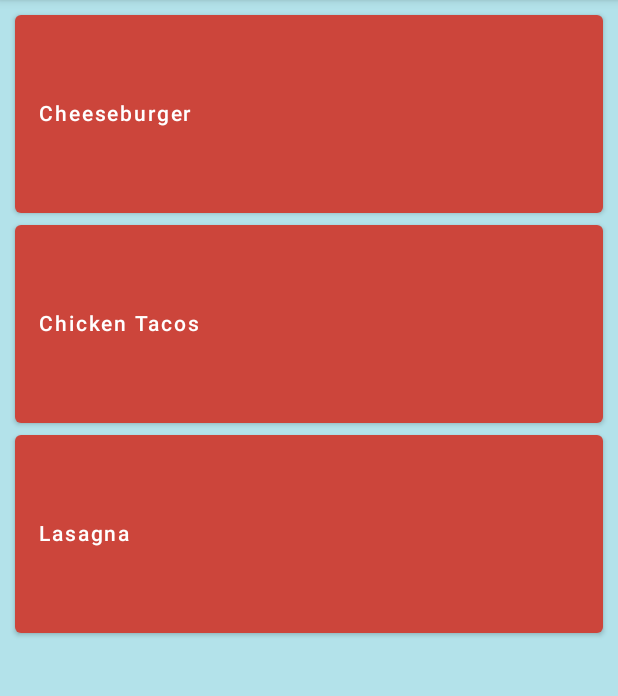
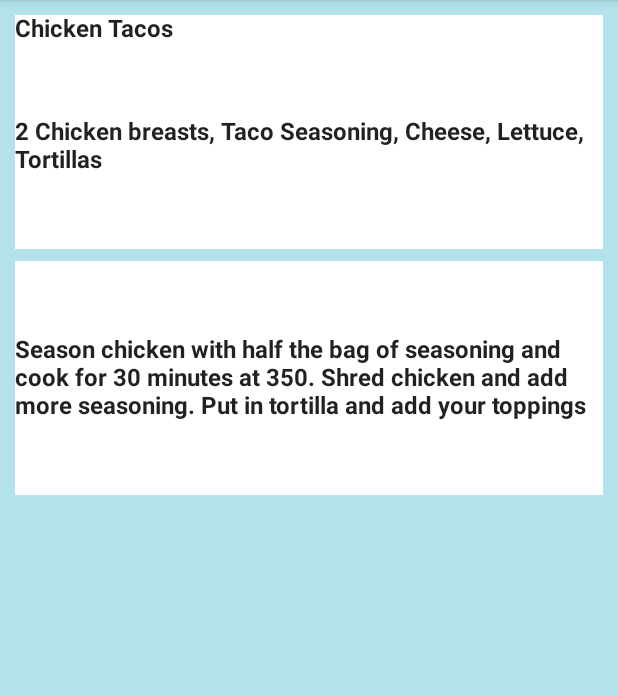
Before and after one commit to bolandmj/RecipeBox, an Android app built with Jetpack Compose: the screen it shows after launch (MainActivity), after a tap on "Chicken Tacos", on a phone screen of 412 x 824 dp, the part 84-780 px from its top. Run offline under Robolectric (Android 15) with nearby library versions, the phone set to English and light mode, and no system bars; our stand-ins replace Firebase (no records; nobody signed in at launch, a user with empty details on screens opened directly); libraries missing offline, so code that uses them is left out: com.firebase.ui.

Commit message:
Added content

```diff
--- a/app2/src/main/java/com/example/recipebox/Navigation.kt
+++ b/app2/src/main/java/com/example/recipebox/Navigation.kt
@@ -35,7 +35,13 @@ fun Navigation(){
             PostScreen()
         }
         composable(route = Screen.Cheeseburger.route){
-            Cheeseburger()
+            Cheeseburger(navController = navController)
+        }
+        composable(route = Screen.Taco.route){
+            Taco(navController = navController)
+        }
+        composable(route = Screen.ChickenParm.route){
+            ChickenParm(navController = navController)
         }
     }
 }
@@ -98,7 +104,7 @@ fun MainScreen(navController: NavController){
 
             Button(
                 onClick = {
-
+                    navController.navigate((Screen.Taco.route))
                 }
             ) {
                 Text(text = "Chicken Tacos", modifier = Modifier
@@ -109,7 +115,7 @@ fun MainScreen(navController: NavController){
 
             Button(
                 onClick = {
-
+                    navController.navigate((Screen.ChickenParm.route))
                 }
             ) {
                 Text(text = "Lasagna", modifier = Modifier
@@ -178,9 +184,49 @@ fun PostScreen(){
 }
 
 @Composable
-fun Cheeseburger(){
+fun Cheeseburger(navController: NavController){
+    var mDisplayMenu by remember { mutableStateOf(false) }
+    val context = LocalContext.current
+    val scaffoldState = rememberScaffoldState(rememberDrawerState(DrawerValue.Closed))
+
+    Scaffold(
+        scaffoldState = scaffoldState,
+        topBar = {
+            TopAppBar(
+                title = { Text("Recipe Box")} ,backgroundColor = MaterialTheme.colors.primary,
+                actions = {
+
+                    // Make post icon
+                    IconButton(
+                        onClick = {
+                            navController.navigate((Screen.PostScreen.route))
+                        }) {
+                        Icon(painter = painterResource(id = R.drawable.ic_add_box_24), "")
+                    }
+
+                    // Dropdown menu
+                    IconButton(onClick = { mDisplayMenu = !mDisplayMenu }) {
+                        Icon(Icons.Default.MoreVert, "")
+                    }
+                    DropdownMenu(
+                        expanded = mDisplayMenu,
+                        onDismissRequest = { mDisplayMenu = false }
+                    ) {
+
+                        DropdownMenuItem(onClick = { Toast.makeText(context, "Settings", Toast.LENGTH_SHORT).show() }) {
+                            Text(text = "Settings")
+                        }
+
+                        DropdownMenuItem(onClick = { Toast.makeText(context, "Logout", Toast.LENGTH_SHORT).show() }) {
+                            Text(text = "Logout")
+                        }
+                    }
+                }
+            )
+        }
+
+    ) { padding ->
         Column(modifier = Modifier.padding(10.dp)) {
-
             Text(text="Cheeseburger", modifier = Modifier
                 .background(MaterialTheme.colors.secondary)
                 .fillMaxWidth())
@@ -196,4 +242,132 @@ fun Cheeseburger(){
                 .padding(vertical = 50.dp))
             Spacer(modifier = Modifier.height(8.dp))
         }
+
     }
+}
+
+@Composable
+fun Taco(navController: NavController){
+    var mDisplayMenu by remember { mutableStateOf(false) }
+    val context = LocalContext.current
+    val scaffoldState = rememberScaffoldState(rememberDrawerState(DrawerValue.Closed))
+
+    Scaffold(
+        scaffoldState = scaffoldState,
+        topBar = {
+            TopAppBar(
+                title = { Text("Recipe Box")} ,backgroundColor = MaterialTheme.colors.primary,
+                actions = {
+
+                    // Make post icon
+                    IconButton(
+                        onClick = {
+                            navController.navigate((Screen.PostScreen.route))
+                        }) {
+                        Icon(painter = painterResource(id = R.drawable.ic_add_box_24), "")
+                    }
+
+                    // Dropdown menu
+                    IconButton(onClick = { mDisplayMenu = !mDisplayMenu }) {
+                        Icon(Icons.Default.MoreVert, "")
+                    }
+                    DropdownMenu(
+                        expanded = mDisplayMenu,
+                        onDismissRequest = { mDisplayMenu = false }
+                    ) {
+
+                        DropdownMenuItem(onClick = { Toast.makeText(context, "Settings", Toast.LENGTH_SHORT).show() }) {
+                            Text(text = "Settings")
+                        }
+
+                        DropdownMenuItem(onClick = { Toast.makeText(context, "Logout", Toast.LENGTH_SHORT).show() }) {
+                            Text(text = "Logout")
+                        }
+                    }
+                }
+            )
+        }
+
+    ) { padding ->
+        Column(modifier = Modifier.padding(10.dp)) {
+            Text(text="Chicken Tacos", modifier = Modifier
+                .background(MaterialTheme.colors.secondary)
+                .fillMaxWidth())
+
+            Text(text="2 Chicken breasts, Taco Seasoning, Cheese, Lettuce, Tortillas", modifier = Modifier
+                .background(MaterialTheme.colors.secondary)
+                .fillMaxWidth()
+                .padding(vertical = 50.dp))
+            Spacer(modifier = Modifier.height(8.dp))
+            Text(text="Season chicken with half the bag of seasoning and cook for 30 minutes at 350. Shred chicken and add more seasoning. Put in tortilla and add your toppings", modifier = Modifier
+                .background(MaterialTheme.colors.secondary)
+                .fillMaxWidth()
+                .padding(vertical = 50.dp))
+            Spacer(modifier = Modifier.height(8.dp))
+        }
+
+    }
+}
+
+@Composable
+fun ChickenParm(navController: NavController){
+    var mDisplayMenu by remember { mutableStateOf(false) }
+    val context = LocalContext.current
+    val scaffoldState = rememberScaffoldState(rememberDrawerState(DrawerValue.Closed))
+
+    Scaffold(
+        scaffoldState = scaffoldState,
+        topBar = {
+            TopAppBar(
+                title = { Text("Recipe Box")} ,backgroundColor = MaterialTheme.colors.primary,
+                actions = {
+
+                    // Make post icon
+                    IconButton(
+                        onClick = {
+                            navController.navigate((Screen.PostScreen.route))
+                        }) {
+                        Icon(painter = painterResource(id = R.drawable.ic_add_box_24), "")
+                    }
+
+                    // Dropdown menu
+                    IconButton(onClick = { mDisplayMenu = !mDisplayMenu }) {
+                        Icon(Icons.Default.MoreVert, "")
+                    }
+                    DropdownMenu(
+                        expanded = mDisplayMenu,
+                        onDismissRequest = { mDisplayMenu = false }
+                    ) {
+
+                        DropdownMenuItem(onClick = { Toast.makeText(context, "Settings", Toast.LENGTH_SHORT).show() }) {
+                            Text(text = "Settings")
+                        }
+
+                        DropdownMenuItem(onClick = { Toast.makeText(context, "Logout", Toast.LENGTH_SHORT).show() }) {
+                            Text(text = "Logout")
+                        }
+                    }
+                }
+            )
+        }
+
+    ) { padding ->
+        Column(modifier = Modifier.padding(10.dp)) {
+            Text(text="Chicken Parmesan", modifier = Modifier
+                .background(MaterialTheme.colors.secondary)
+                .fillMaxWidth())
+
+            Text(text="Chicken Breast, Salt, Pepper, Tomato Sauce, Parmesan, Shredded Mozzarella", modifier = Modifier
+                .background(MaterialTheme.colors.secondary)
+                .fillMaxWidth()
+                .padding(vertical = 50.dp))
+            Spacer(modifier = Modifier.height(8.dp))
+            Text(text="Season and bread chicken breasts. Top with sauce, mozzarella and parmesan. Bake for 30 minutes at 350.", modifier = Modifier
+                .background(MaterialTheme.colors.secondary)
+                .fillMaxWidth()
+                .padding(vertical = 50.dp))
+            Spacer(modifier = Modifier.height(8.dp))
+        }
+
+    }
+}
--- a/app2/src/main/java/com/example/recipebox/Screen.kt
+++ b/app2/src/main/java/com/example/recipebox/Screen.kt
@@ -5,5 +5,5 @@ sealed class Screen(val route : String){
     object PostScreen : Screen("post_screen")
     object Cheeseburger : Screen("cheeseburger")
     object Taco : Screen("taco")
-    object Lasagna : Screen("lasagna")
+    object ChickenParm : Screen("chickenParm")
 }
```
Lines whose indentation alone changed are shown as unchanged.
